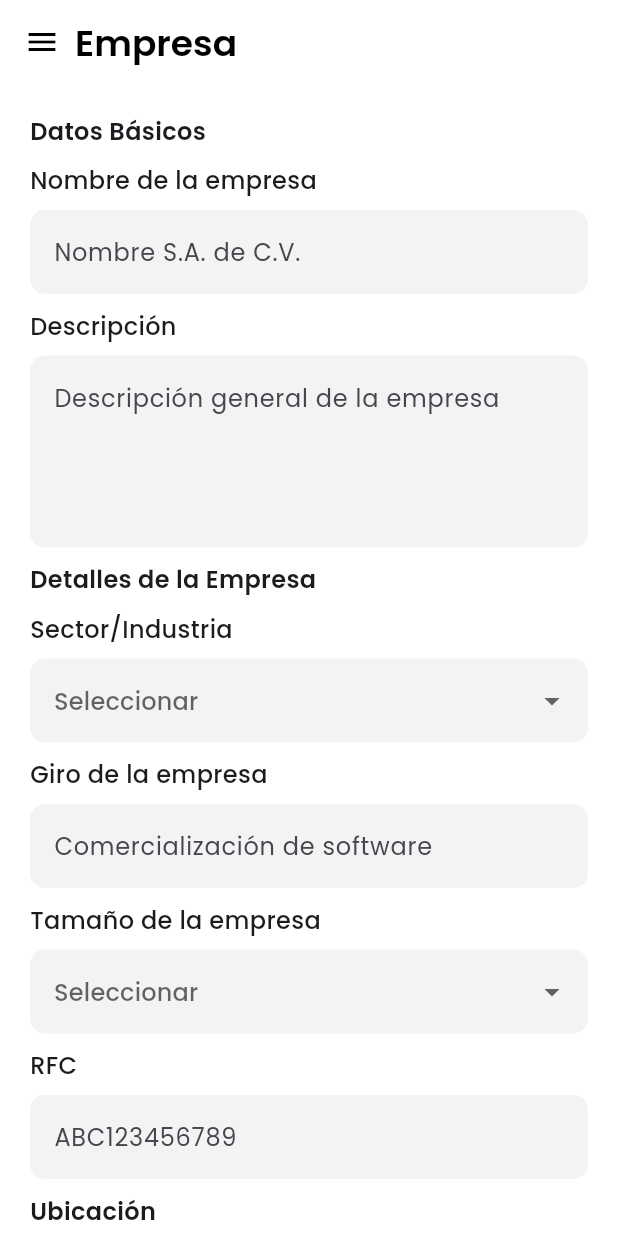
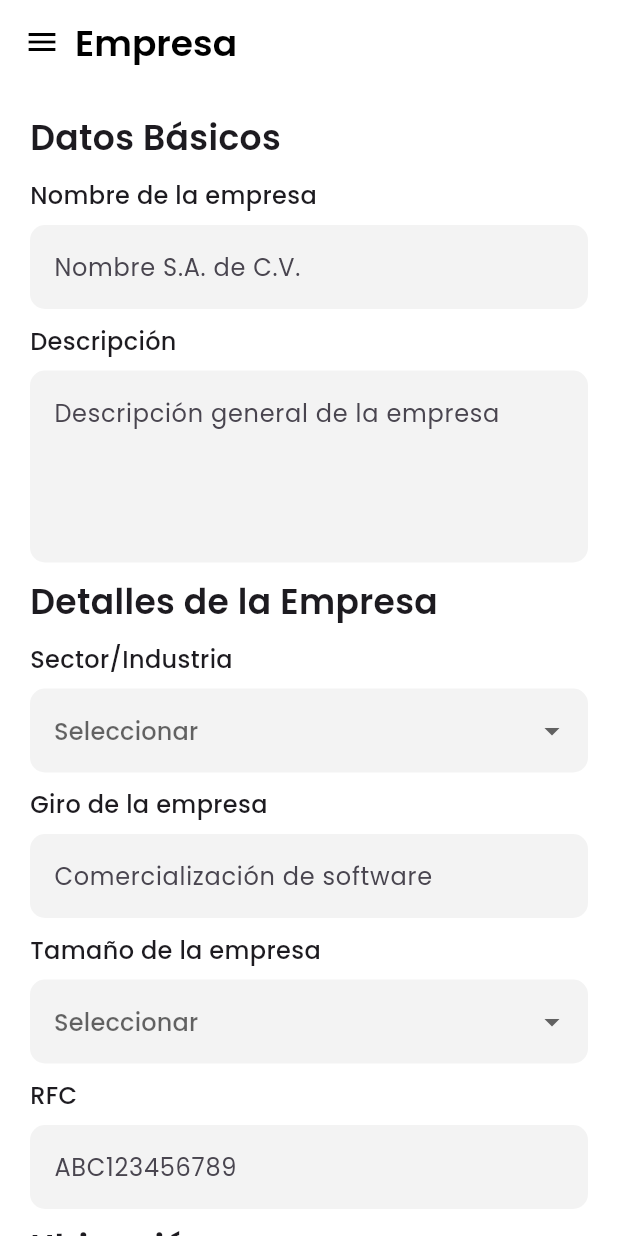
Before and after one commit to AlvaroAceval16/banco_de_proyectos, a Flutter app: the FormularioEmpresa screen opened by its route, on a phone screen of 412 x 824 dp. Run offline on Flutter 3.47's test engine with Material 3 defaults, Android fonts, the light colour scheme and no system bars; our stand-ins replace google_fonts.

Commit message:
Se crearon todas las paginas

```diff
--- a/lib/pages/form_empresa.dart
+++ b/lib/pages/form_empresa.dart
@@ -159,7 +159,7 @@ class _FormularioEmpresaState extends State<FormularioEmpresa> {
         Text(
           titulo,
           style: TextStyle(
-            fontSize: 16,
+            fontSize: 23,
             fontFamily: 'Poppins',
             fontWeight: FontWeight.w600,
           ),
```
Also changed, not shown: lib/pages/info_alumno.dart (added), lib/pages/info_empresa.dart (added), lib/pages/info_proyecto.dart (added), lib/pages/vista_contactos-empresa.dart (added), lib/pages/vista_empresas.dart (added), lib/pages/vista_proyectos.dart (added).
